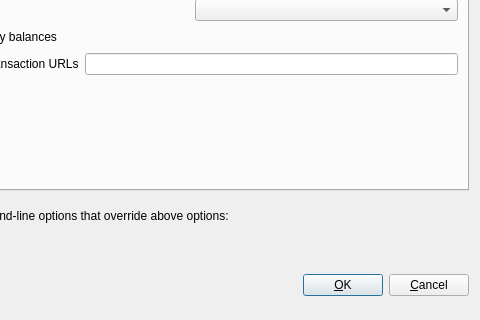
Old version of the form src/qt/forms/optionsdialog.ui in the repository Manbearpixel/Odin; both pictures show x 96 to 576 and y 174 to 494 of the 576 by 494 pixel window.
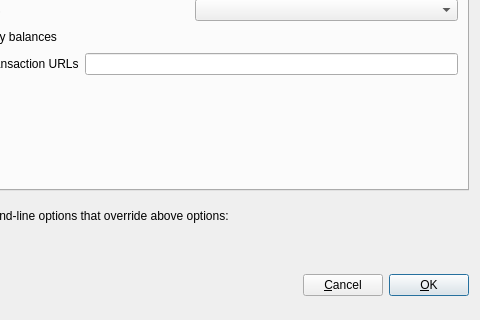
New version of the form. The open tabs and pages were chosen to show the change. Custom widgets are drawn as their Qt base class.

Commit message: Switch OK / Cancel buttons placement

The edit to the form file:
```diff
--- a/src/qt/forms/optionsdialog.ui
+++ b/src/qt/forms/optionsdialog.ui
@@ -765,6 +765,16 @@
        </property>
       </spacer>
      </item>
+     <item>
+      <widget class="QPushButton" name="cancelButton">
+       <property name="text">
+        <string>&amp;Cancel</string>
+       </property>
+       <property name="autoDefault">
+        <bool>false</bool>
+       </property>
+      </widget>
+     </item>
      <item>
       <widget class="QPushButton" name="okButton">
        <property name="text">
@@ -778,16 +788,6 @@
        </property>
       </widget>
      </item>
-     <item>
-      <widget class="QPushButton" name="cancelButton">
-       <property name="text">
-        <string>&amp;Cancel</string>
-       </property>
-       <property name="autoDefault">
-        <bool>false</bool>
-       </property>
-      </widget>
-     </item>
     </layout>
    </item>
   </layout>
```
Left out of the diff: 2 changed lines with no effect on the pictures.
